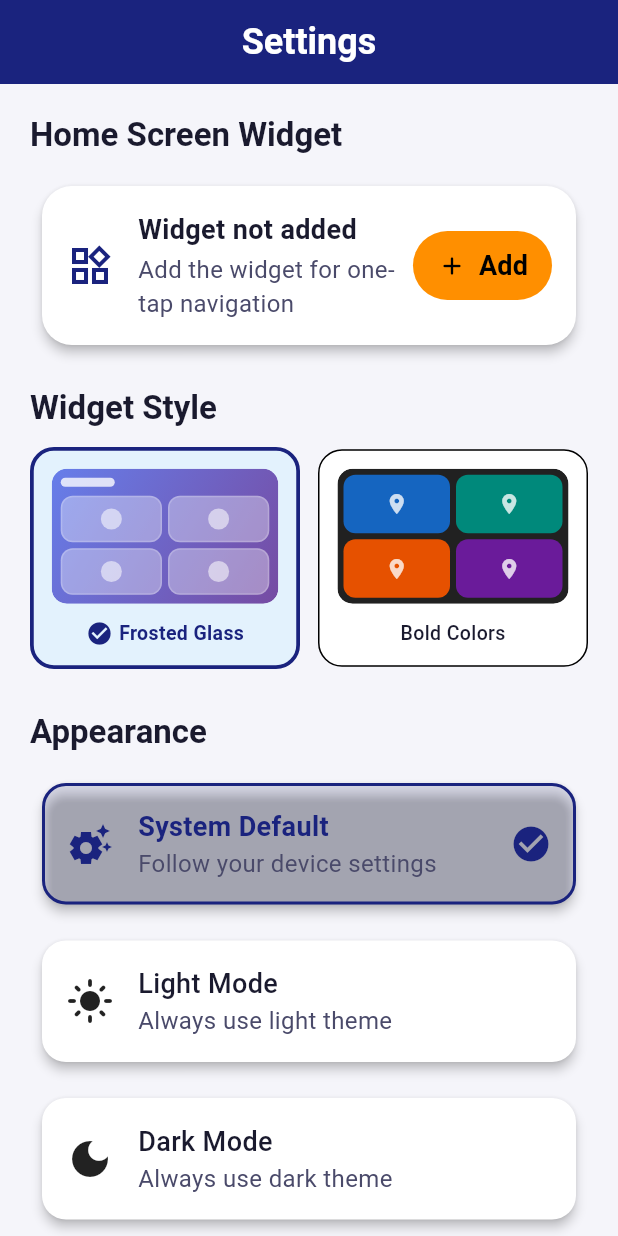
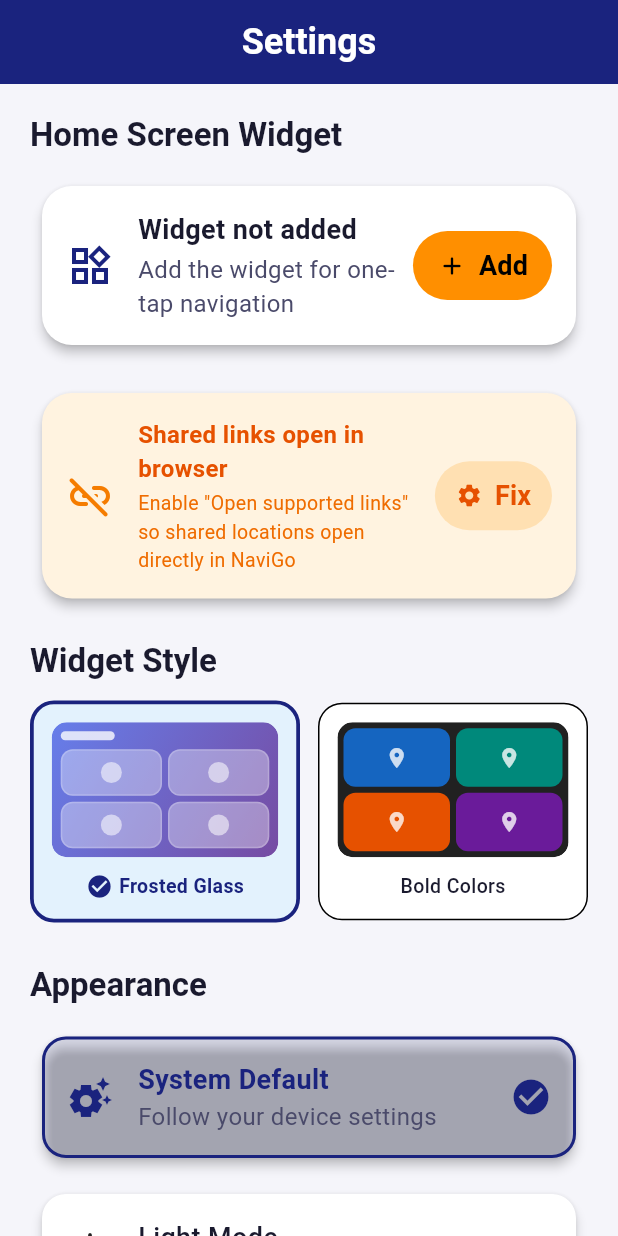
Before and after one commit to navigo-widget/location-shortcut-widget, a Flutter app: the SettingsScreen screen opened by its route, after a tap on "Add", on a phone screen of 412 x 824 dp. Run offline on Flutter 3.47's test engine with Material 3 defaults, Android fonts, the phone set to English and light mode, and no system bars; our stand-ins replace flutter_riverpod, go_router, hive_ce, hive_ce_flutter, share_plus; missing offline and left inert: home_widget; accounts and stored records are empty; generated files the repository leaves out were written again.

Commit message:
Auto-verify App Links and prompt user to enable direct link opening
- Add assetlinks.json with debug signing fingerprint for domain verification
- MainActivity logs APK signing fingerprint and checks verification status
- Settings shows orange banner when App Links aren't verified, with a
  "Fix" button that opens the system "Open by default" settings
- Home screen prompts on first launch to enable App Links
- CI extracts APK signing fingerprint for easy assetlinks.json updates
- Landing page auto-redirects to app on load; falls back to download UI

Co-Authored-By: Claude Opus 4.6 <noreply@anthropic.com>

```diff
--- a/lib/screens/home_screen.dart
+++ b/lib/screens/home_screen.dart
@@ -40,6 +40,52 @@ class _HomeScreenState extends ConsumerState<HomeScreen> {
 
     // Show the prompt
     _showWidgetPromptDialog();
+
+    // Also check App Links after a short delay
+    Future.delayed(const Duration(seconds: 3), () {
+      if (mounted) _checkAppLinkPrompt(box);
+    });
+  }
+
+  Future<void> _checkAppLinkPrompt(Box box) async {
+    final hasPrompted = box.get('applink_prompt_shown', defaultValue: false) as bool;
+    if (hasPrompted || !mounted) return;
+
+    final verified = await WidgetService.isAppLinkVerified();
+    if (verified || !mounted) return;
+
+    await box.put('applink_prompt_shown', true);
+    if (!mounted) return;
+
+    showDialog(
+      context: context,
+      builder: (context) => AlertDialog(
+        title: const Text('Enable direct link opening?'),
+        content: const Text(
+          'When someone shares a location with you, it can open '
+          'directly in NaviGo instead of the browser.\n\n'
+          'Tap "Open Settings", then enable "Open supported links".',
+        ),
+        actions: [
+          TextButton(
+            onPressed: () => Navigator.pop(context),
+            child: const Text('Not now'),
+          ),
+          ElevatedButton.icon(
+            onPressed: () {
+              Navigator.pop(context);
+              WidgetService.openAppLinkSettings();
+            },
+            icon: const Icon(Icons.settings, size: 20),
+            label: const Text('Open Settings'),
+            style: ElevatedButton.styleFrom(
+              minimumSize: Size.zero,
+              padding: const EdgeInsets.symmetric(horizontal: 20, vertical: 12),
+            ),
+          ),
+        ],
+      ),
+    );
   }
 
   void _showWidgetPromptDialog() {
--- a/lib/screens/settings_screen.dart
+++ b/lib/screens/settings_screen.dart
@@ -14,17 +14,26 @@ class SettingsScreen extends ConsumerStatefulWidget {
 
 class _SettingsScreenState extends ConsumerState<SettingsScreen> {
   bool? _isWidgetPinned;
+  bool? _isAppLinkVerified;
 
   @override
   void initState() {
     super.initState();
     _checkWidgetStatus();
+    _checkAppLinkStatus();
   }
 
   Future<void> _checkWidgetStatus() async {
     final pinned = await WidgetService.isWidgetPinned();
     if (mounted) {
       setState(() => _isWidgetPinned = pinned);
+    }
+  }
+
+  Future<void> _checkAppLinkStatus() async {
+    final verified = await WidgetService.isAppLinkVerified();
+    if (mounted) {
+      setState(() => _isAppLinkVerified = verified);
     }
   }
 
@@ -111,6 +120,68 @@ class _SettingsScreenState extends ConsumerState<SettingsScreen> {
               ),
             ),
           ),
+
+          if (_isAppLinkVerified == false) ...[
+            const SizedBox(height: 16),
+            Card(
+              color: Colors.orange.shade50,
+              child: Padding(
+                padding: const EdgeInsets.all(16),
+                child: Row(
+                  children: [
+                    Icon(
+                      Icons.link_off_rounded,
+                      size: 32,
+                      color: Colors.orange.shade700,
+                    ),
+                    const SizedBox(width: 16),
+                    Expanded(
+                      child: Column(
+                        crossAxisAlignment: CrossAxisAlignment.start,
+                        children: [
+                          Text(
+                            'Shared links open in browser',
+                            style: TextStyle(
+                              fontSize: 16,
+                              fontWeight: FontWeight.w600,
+                              color: Colors.orange.shade900,
+                            ),
+                          ),
+                          const SizedBox(height: 2),
+                          Text(
+                            'Enable "Open supported links" so shared locations open directly in NaviGo',
+                            style: TextStyle(
+                              fontSize: 13,
+                              color: Colors.orange.shade800,
+                            ),
+                          ),
+                        ],
+                      ),
+                    ),
+                    const SizedBox(width: 8),
+                    FilledButton.tonalIcon(
+                      onPressed: () async {
+                        await WidgetService.openAppLinkSettings();
+                        // Re-check after user returns
+                        Future.delayed(const Duration(seconds: 1), () {
+                          _checkAppLinkStatus();
+                        });
+                      },
+                      icon: const Icon(Icons.settings, size: 18),
+                      label: const Text('Fix'),
+                      style: FilledButton.styleFrom(
+                        backgroundColor: Colors.orange.shade100,
+                        foregroundColor: Colors.orange.shade900,
+                        minimumSize: Size.zero,
+                        padding: const EdgeInsets.symmetric(
+                            horizontal: 14, vertical: 10),
+                      ),
+                    ),
+                  ],
+                ),
+              ),
+            ),
+          ],
 
           const SizedBox(height: 20),
 
--- a/lib/services/widget_service.dart
+++ b/lib/services/widget_service.dart
@@ -47,4 +47,33 @@ class WidgetService {
       return false;
     }
   }
+
+  /// Check if Android App Links are verified for our domain.
+  /// When verified, shared links open NaviGo directly (no browser).
+  static Future<bool> isAppLinkVerified() async {
+    try {
+      final result = await _channel.invokeMethod<bool>('isAppLinkVerified');
+      return result ?? false;
+    } on PlatformException {
+      return false;
+    }
+  }
+
+  /// Open the system "Open by default" settings for this app.
+  static Future<void> openAppLinkSettings() async {
+    try {
+      await _channel.invokeMethod<bool>('openAppLinkSettings');
+    } on PlatformException {
+      // Ignore — older Android versions don't support this
+    }
+  }
+
+  /// Get the signing fingerprint of the installed APK (for assetlinks.json).
+  static Future<String?> getSigningFingerprint() async {
+    try {
+      return await _channel.invokeMethod<String>('getSigningFingerprint');
+    } on PlatformException {
+      return null;
+    }
+  }
 }
```
Also changed, not shown: 2 other files.
